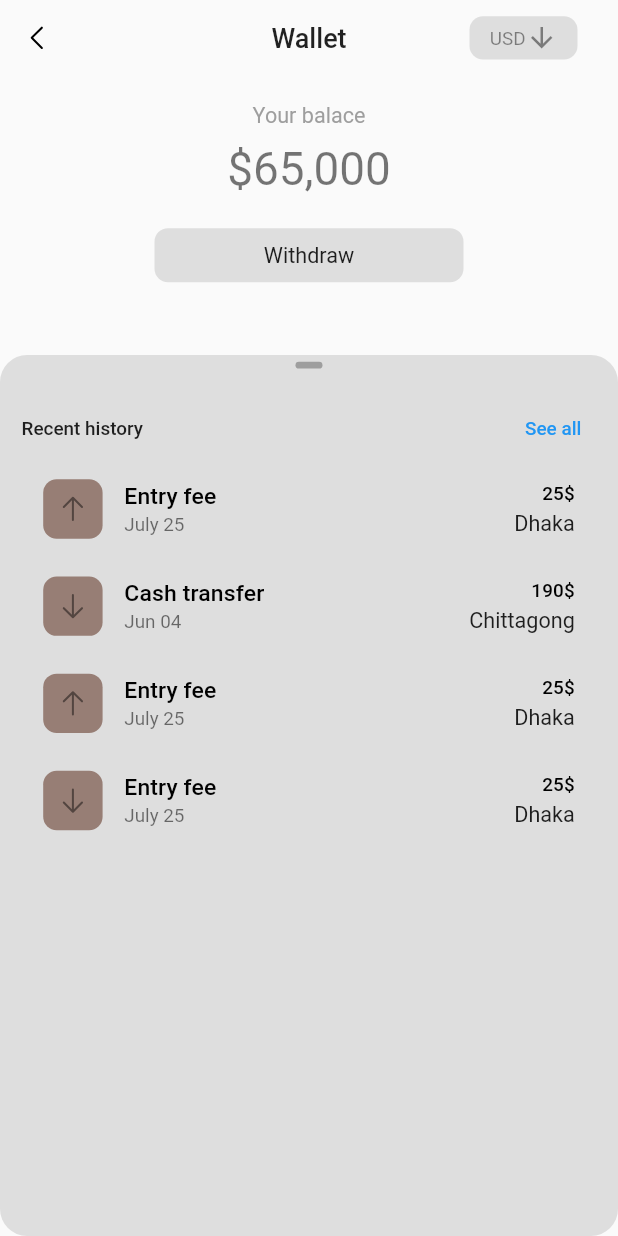
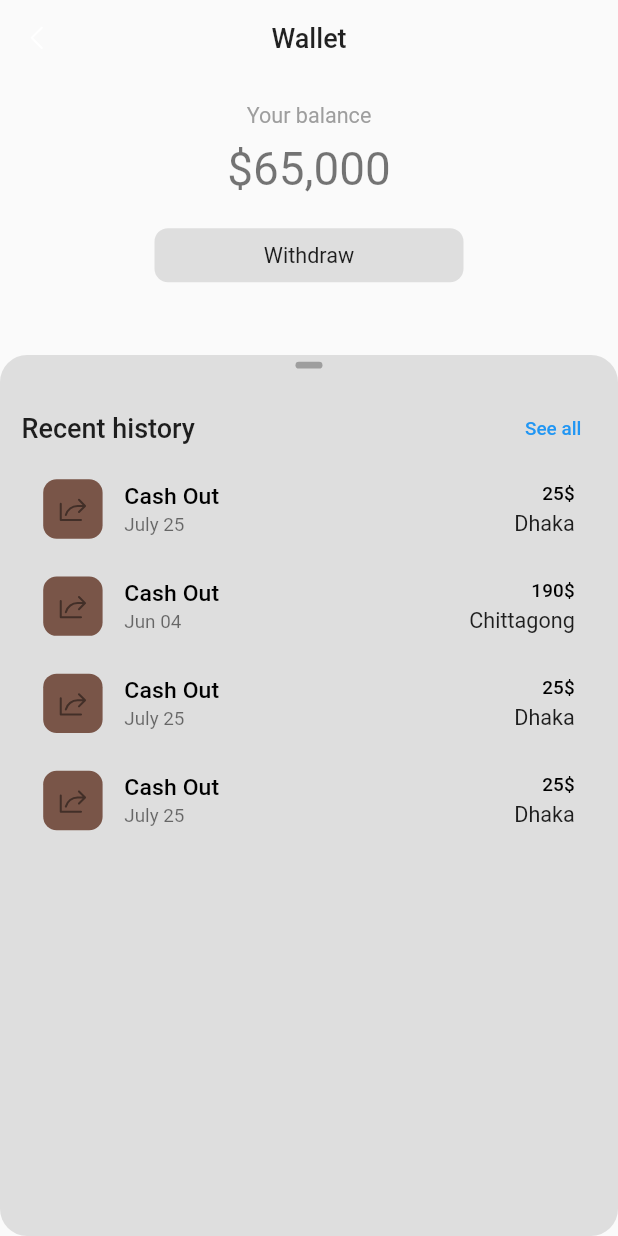
Before and after one commit to mazharulsabbir/winly, a Flutter app: the screen it shows after launch, item 4 of the bottom bar chosen, after a tap on "Wallet", on a phone screen of 412 x 824 dp. Run offline on Flutter 3.47's test engine with Material 2 defaults, Android fonts, the phone set to English and light mode, and no system bars; our stand-ins replace dio, flutter_countdown_timer, flutter_phosphor_icons, form_field_validator, get, get_storage and 3 more; accounts and stored records are empty; network calls fail.

Commit message:
code cleanup

```diff
--- a/lib/models/wallet_model.dart
+++ b/lib/models/wallet_model.dart
@@ -16,26 +16,26 @@ class WalletRecentActivityModel {
       required this.trailingSubtitle});
   static List<WalletRecentActivityModel> activities = [
     WalletRecentActivityModel(
-        leadingIcon: PhosphorIcons.arrow_up,
-        title: 'Entry fee',
+        leadingIcon: PhosphorIcons.share,
+        title: 'Cash Out',
         subTitle: 'July 25',
         trailingTitle: '25\$',
         trailingSubtitle: 'Dhaka'),
     WalletRecentActivityModel(
-        leadingIcon: PhosphorIcons.arrow_down,
-        title: 'Cash transfer',
+        leadingIcon: PhosphorIcons.share,
+        title: 'Cash Out',
         subTitle: 'Jun 04',
         trailingTitle: '190\$',
         trailingSubtitle: 'Chittagong'),
     WalletRecentActivityModel(
-        leadingIcon: PhosphorIcons.arrow_up,
-        title: 'Entry fee',
+        leadingIcon: PhosphorIcons.share,
+        title: 'Cash Out',
         subTitle: 'July 25',
         trailingTitle: '25\$',
         trailingSubtitle: 'Dhaka'),
     WalletRecentActivityModel(
-        leadingIcon: PhosphorIcons.arrow_down,
-        title: 'Entry fee',
+        leadingIcon: PhosphorIcons.share,
+        title: 'Cash Out',
         subTitle: 'July 25',
         trailingTitle: '25\$',
         trailingSubtitle: 'Dhaka'),
--- a/lib/pages/bottom_tabs/profile.dart
+++ b/lib/pages/bottom_tabs/profile.dart
@@ -48,34 +48,40 @@ class ProfileTab extends StatelessWidget {
     return Column(
       children: [
         ListTile(
-          leading: const Icon(Icons.settings),
+          leading: const CircleAvatar(child: Icon(Icons.settings)),
           title: const Text('Settings'),
           onTap: () {
             Get.to(() => const SettingsPage());
           },
         ),
+        const Divider(),
         ListTile(
-          leading: const Icon(Icons.wallet_giftcard),
+          leading: const CircleAvatar(
+            child: Icon(Icons.wallet_giftcard),
+          ),
           title: const Text('Wallet'),
           trailing: const Text('\$65.00'),
           onTap: () {
             Get.to(() => const WalletScreen());
           },
         ),
+        const Divider(),
         ListTile(
-          leading: const Icon(PhosphorIcons.qr_code),
+          leading: const CircleAvatar(child: Icon(Icons.group_add_outlined)),
           title: const Text('Refer'),
           onTap: () {},
         ),
+        const Divider(),
         ListTile(
-          leading: const Icon(PhosphorIcons.ticket_bold),
+          leading: const CircleAvatar(child: Icon(PhosphorIcons.ticket_bold)),
           title: const Text('Total tickets'),
           onTap: () {},
         ),
+        const Divider(),
         GetBuilder<ThemeController>(builder: (controller) {
           return SwitchListTile(
             value: controller.isDarkMode.value,
-            secondary: const Icon(PhosphorIcons.moon),
+            secondary: const CircleAvatar(child: Icon(PhosphorIcons.moon)),
             title: const Text('Dark mode'),
             onChanged: controller.setMode,
           );
@@ -86,14 +92,14 @@ class ProfileTab extends StatelessWidget {
 
   _nameTitle(String? nameTitle, {required BuildContext context}) {
     return Text(
-      nameTitle == null ? 'Unknown' : '$nameTitle!',
+      nameTitle == null ? 'No Name' : '$nameTitle!',
       style: Theme.of(context).textTheme.headline5,
     );
   }
 
   _username(String? username, BuildContext context) {
     return Text(
-      username ?? 'unknown',
+      username ?? 'username',
       style: Theme.of(context).textTheme.subtitle2,
     );
   }
--- a/lib/pages/bottom_tabs/tounamennts/tournaments.dart
+++ b/lib/pages/bottom_tabs/tounamennts/tournaments.dart
@@ -20,7 +20,7 @@ class Tournaments extends StatelessWidget {
             child: Icon(PhosphorIcons.sort_ascending),
           ),
           body: ListView.builder(
-            padding: const EdgeInsets.symmetric(vertical: 10),
+            padding: const EdgeInsets.symmetric(vertical: 10).copyWith(bottom: 100),
             itemCount: controller.tournaments?.length,
             itemBuilder: (context, index) => TournamentItemWidget(
               tournament: controller.tournaments?[index],
--- a/lib/pages/nav_bar/bottom_nav_bar.dart
+++ b/lib/pages/nav_bar/bottom_nav_bar.dart
@@ -1,10 +1,11 @@
 import 'package:flutter/material.dart';
 import 'package:flutter_phosphor_icons/flutter_phosphor_icons.dart';
+import 'package:get/get.dart';
 import 'package:get/instance_manager.dart';
 import 'package:winly/globals/configs/constans.dart';
 import 'package:winly/pages/nav_bar/tab_navigation_item.dart';
 import 'package:winly/pages/notification/view/notification_screen.dart';
-import 'package:get/get.dart';
+import 'package:winly/pages/wallet/wallet_screen.dart';
 
 class BottomNavBar extends StatefulWidget {
   const BottomNavBar({Key? key, this.index}) : super(key: key);
@@ -28,17 +29,18 @@ class _BottomNavBarState extends State<BottomNavBar> {
     return Scaffold(
       appBar: AppBar(
         title: const Text(APP_NAME),
-        leading: const Padding(
-          padding: EdgeInsets.all(8.0),
+        leading: Padding(
+          padding: const EdgeInsets.all(8.0),
           child: IconButton(
-            onPressed: null,
-            icon: Icon(PhosphorIcons.wallet),
+            onPressed: () => Get.to(() => const WalletScreen()),
+            icon: const Icon(PhosphorIcons.wallet),
           ),
         ),
         actions: [
           IconButton(
-              onPressed: () => Get.to(() => const NotificationScreen()),
-              icon: const Icon(PhosphorIcons.bell))
+            onPressed: () => Get.to(() => const NotificationScreen()),
+            icon: const Icon(PhosphorIcons.bell),
+          )
         ],
       ),
       bottomNavigationBar: BottomNavigationBar(
--- a/lib/pages/notification/view/notification_screen.dart
+++ b/lib/pages/notification/view/notification_screen.dart
@@ -13,6 +13,7 @@ class NotificationScreen extends StatelessWidget {
         leading: const CommonLeading(),
       ),
       body: ListView.builder(
+        padding: const EdgeInsets.symmetric(vertical: 8.0),
         itemBuilder: (context, index) => const NotificationItem(),
       ),
     );
--- a/lib/pages/tournament/view/tournament_details.dart
+++ b/lib/pages/tournament/view/tournament_details.dart
@@ -44,6 +44,9 @@ class TournamentDetail extends StatelessWidget {
                   delegate: _SliverAppBarDelegate(
                     const TabBar(
                       indicatorSize: TabBarIndicatorSize.label,
+                      unselectedLabelColor: Colors.teal,
+                      indicatorColor: Colors.amber,
+                      labelColor: Colors.amber,
                       tabs: [
                         Tab(text: "About"),
                         Tab(text: "Rules"),
--- a/lib/pages/wallet/wallet_screen.dart
+++ b/lib/pages/wallet/wallet_screen.dart
@@ -8,30 +8,6 @@ import 'package:winly/widgets/common_leading.dart';
 
 class WalletScreen extends StatelessWidget {
   const WalletScreen({Key? key}) : super(key: key);
-
-  appBarLeading() {
-    return Container(
-      padding: const EdgeInsets.only(left: 15),
-      margin: const EdgeInsets.only(right: 30, bottom: 12, top: 12),
-      decoration: BoxDecoration(
-          color: Colors.grey.withOpacity(0.3),
-          borderRadius: BorderRadius.circular(10)),
-      height: 10,
-      width: 80,
-      child: Row(
-        children: const [
-          Text(
-            'USD',
-            style: TextStyle(color: Colors.black45),
-          ),
-          Icon(
-            Icons.arrow_downward_sharp,
-            color: Colors.black45,
-          )
-        ],
-      ),
-    );
-  }
 
   _recentHistory(context) {
     return Expanded(
@@ -65,7 +41,7 @@ class WalletScreen extends StatelessWidget {
                 children: [
                   Text(
                     'Recent history',
-                    style: Theme.of(context).textTheme.bodyText1,
+                    style: Theme.of(context).textTheme.headline6,
                   ),
                   TextButton(onPressed: () {}, child: const Text('See all'))
                 ],
@@ -85,9 +61,7 @@ class WalletScreen extends StatelessWidget {
                   leading: Container(
                     padding: const EdgeInsets.all(10),
                     decoration: BoxDecoration(
-                        color: Colors.primaries[
-                                Random().nextInt(Colors.primaries.length)]
-                            .withOpacity(0.7),
+                        color: Colors.brown,
                         borderRadius: BorderRadius.circular(10)),
                     child: Icon(WalletRecentActivityModel
                         .activities[index].leadingIcon),
@@ -131,7 +105,6 @@ class WalletScreen extends StatelessWidget {
           'Wallet',
           style: Theme.of(context).textTheme.headline6,
         ),
-        actions: [appBarLeading()],
         backgroundColor: Colors.transparent,
         elevation: 0,
       ),
@@ -143,7 +116,7 @@ class WalletScreen extends StatelessWidget {
               crossAxisAlignment: CrossAxisAlignment.center,
               children: [
                 Text(
-                  'Your balace',
+                  'Your balance',
                   style: Theme.of(context)
                       .textTheme
                       .subtitle1!
--- a/lib/widgets/common_leading.dart
+++ b/lib/widgets/common_leading.dart
@@ -10,7 +10,7 @@ class CommonLeading extends StatelessWidget {
     return IconButton(
       icon: Icon(
         PhosphorIcons.caret_left,
-        color: Theme.of(context).appBarTheme.iconTheme?.color ?? Colors.black,
+        color: Theme.of(context).appBarTheme.iconTheme?.color ?? Colors.white,
       ),
       onPressed: () => Get.back(),
     );
```
Also changed, not shown: lib/pages/notification/widget/notification_item.dart (+14 -3 lines), lib/pages/withdeaw/withdeaw_screen.dart (+15 -17 lines).
